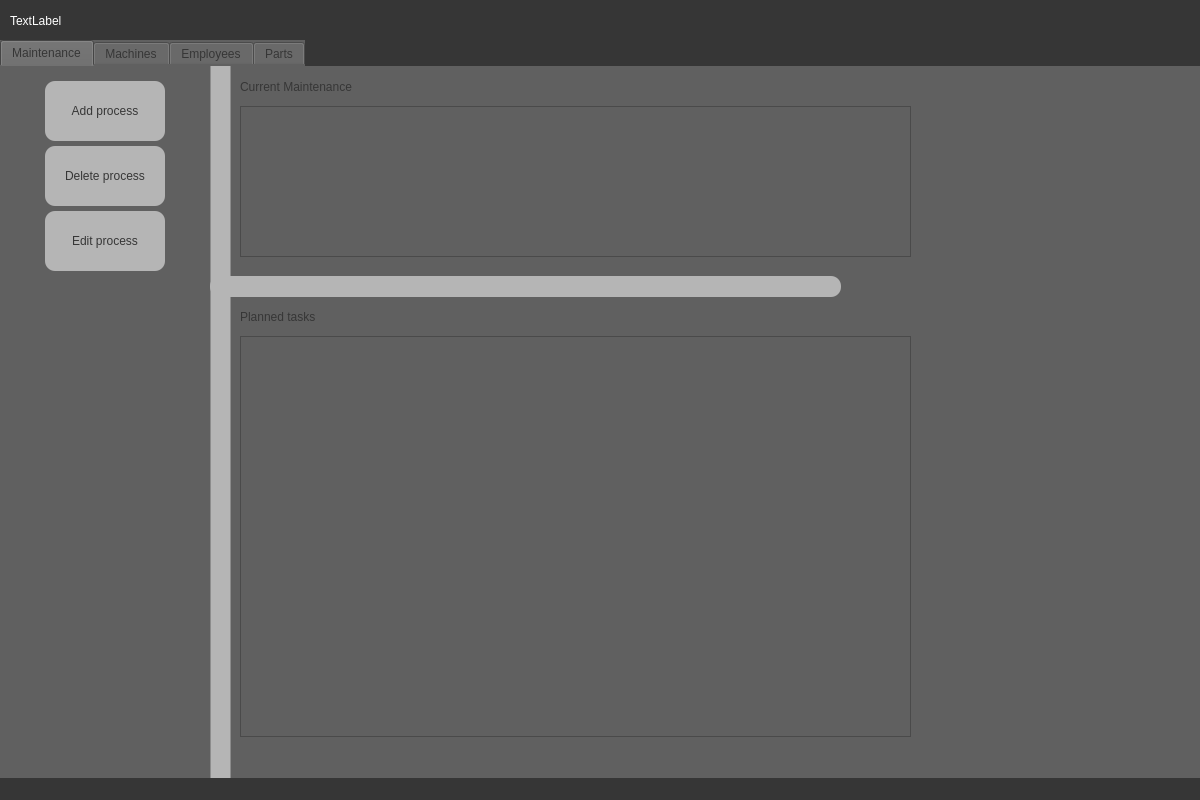
Above: AppWindow.ui from asuXie/Machine-Maintenance-System-MMS before the change. Below: the same form after it.
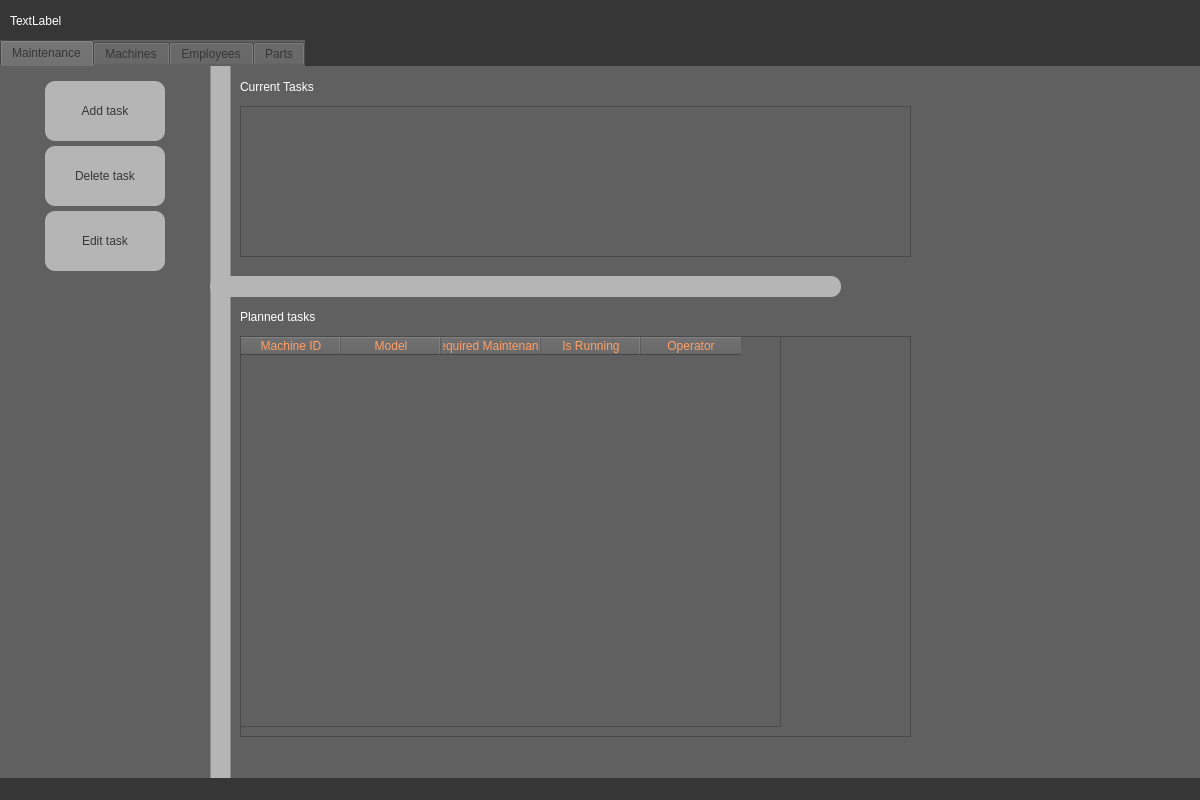
That is the form after the change.

The edit to the form file:
```diff
--- a/AppWindow.ui
+++ b/AppWindow.ui
@@ -76,35 +76,6 @@
        <property name="spacing">
         <number>0</number>
        </property>
-       <item row="4" column="0">
-        <widget class="QPushButton" name="editProcessButton">
-         <property name="maximumSize">
-          <size>
-           <width>120</width>
-           <height>60</height>
-          </size>
-         </property>
-         <property name="styleSheet">
-          <string notr="true">
-QPushButton{
-color: rgb(54, 54, 54);
-border-color: rgb(96, 96, 96);
-selection-color: rgb(0, 0, 0);
-font: 10pt &quot;Verdana&quot;;
-border-radius: 10px;
-background-color: rgb(181, 181, 181);
-
-}
-
-QPushButton:hover {
-color: rgb(255, 159, 102);
-}</string>
-         </property>
-         <property name="text">
-          <string>Edit process</string>
-         </property>
-        </widget>
-       </item>
        <item row="3" column="0">
         <widget class="QPushButton" name="deleteProcessButton">
          <property name="maximumSize">
@@ -130,7 +101,7 @@
 }</string>
          </property>
          <property name="text">
-          <string>Delete process</string>
+          <string>Delete task</string>
          </property>
         </widget>
        </item>
@@ -160,7 +131,36 @@
 }</string>
          </property>
          <property name="text">
-          <string>Add process</string>
+          <string>Add task</string>
+         </property>
+        </widget>
+       </item>
+       <item row="4" column="0">
+        <widget class="QPushButton" name="editTaskButton">
+         <property name="maximumSize">
+          <size>
+           <width>120</width>
+           <height>60</height>
+          </size>
+         </property>
+         <property name="styleSheet">
+          <string notr="true">
+QPushButton{
+color: rgb(54, 54, 54);
+border-color: rgb(96, 96, 96);
+selection-color: rgb(0, 0, 0);
+font: 10pt &quot;Verdana&quot;;
+border-radius: 10px;
+background-color: rgb(181, 181, 181);
+
+}
+
+QPushButton:hover {
+color: rgb(255, 159, 102);
+}</string>
+         </property>
+         <property name="text">
+          <string>Edit task</string>
          </property>
         </widget>
        </item>
@@ -196,14 +196,17 @@
        </rect>
       </property>
       <property name="styleSheet">
-       <string notr="true">color: rgb(54, 54, 54);
+       <string notr="true">
 border-color: rgb(96, 96, 96);
 selection-color: rgb(0, 0, 0);
-font: 16pt &quot;Verdana&quot;;
-background-color: rgb(96, 96, 96);</string>
+
+background-color: rgb(96, 96, 96);
+
+color: rgb(255, 255, 255); 
+font: 16pt &quot;Verdana&quot;;</string>
       </property>
       <property name="text">
-       <string>Current Maintenance</string>
+       <string>Current Tasks</string>
       </property>
      </widget>
      <widget class="QTableWidget" name="plannedProcess">
@@ -236,16 +239,56 @@
        </rect>
       </property>
       <property name="styleSheet">
-       <string notr="true">color: rgb(54, 54, 54);
+       <string notr="true">
 border-color: rgb(96, 96, 96);
 selection-color: rgb(0, 0, 0);
-font: 16pt &quot;Verdana&quot;;
-background-color: rgb(96, 96, 96);</string>
+background-color: rgb(96, 96, 96);
+color: rgb(255, 255, 255); 
+font: 16pt &quot;Verdana&quot;;</string>
       </property>
       <property name="text">
        <string>Planned tasks</string>
       </property>
      </widget>
+     <widget class="QTableWidget" name="plannedTasksTable">
+      <property name="geometry">
+       <rect>
+        <x>240</x>
+        <y>270</y>
+        <width>541</width>
+        <height>391</height>
+       </rect>
+      </property>
+      <property name="styleSheet">
+       <string notr="true">font: 12pt &quot;Verdana&quot;;
+color: rgb(255, 159, 102);</string>
+      </property>
+      <column>
+       <property name="text">
+        <string>Machine ID</string>
+       </property>
+      </column>
+      <column>
+       <property name="text">
+        <string>Model</string>
+       </property>
+      </column>
+      <column>
+       <property name="text">
+        <string>Required Maintenance</string>
+       </property>
+      </column>
+      <column>
+       <property name="text">
+        <string>Is Running</string>
+       </property>
+      </column>
+      <column>
+       <property name="text">
+        <string>Operator</string>
+       </property>
+      </column>
+     </widget>
     </widget>
     <widget class="QWidget" name="tab_2">
      <attribute name="title">
```
Left out of the diff: 8 changed lines with no effect on the pictures.
